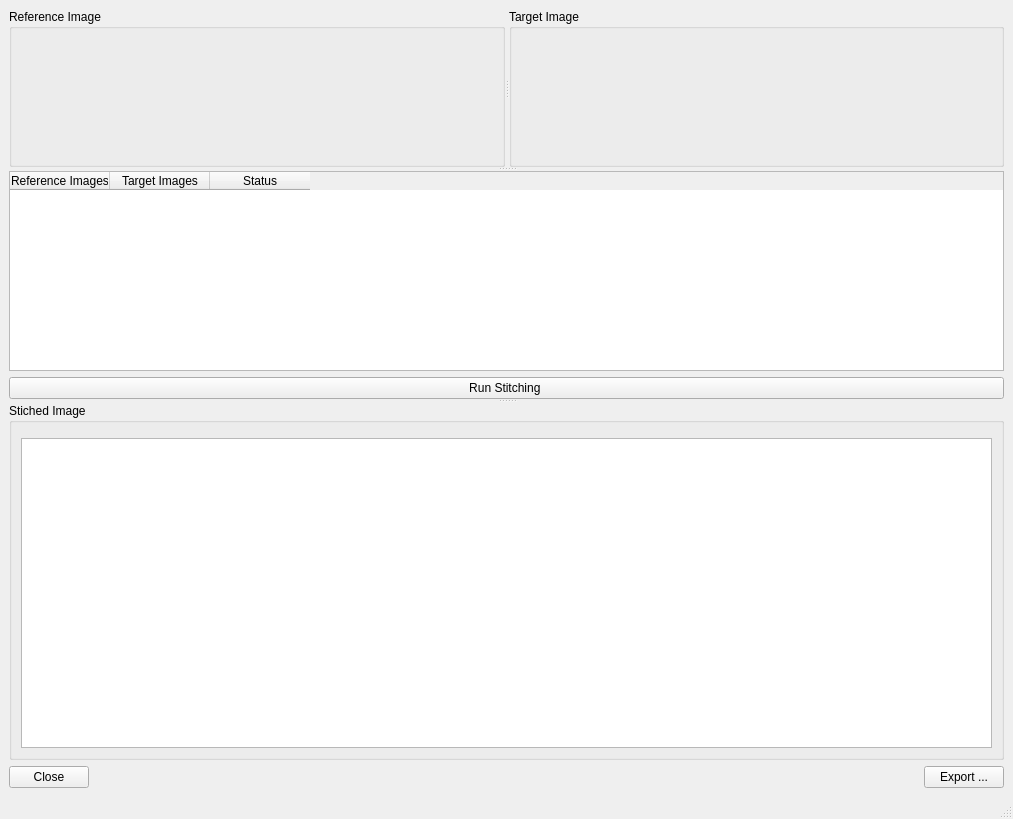
This is ui/ui_panoramic_stitching.ui in neutronimaging/python_notebooks as Qt 5 draws it before an edit. The edited form follows.
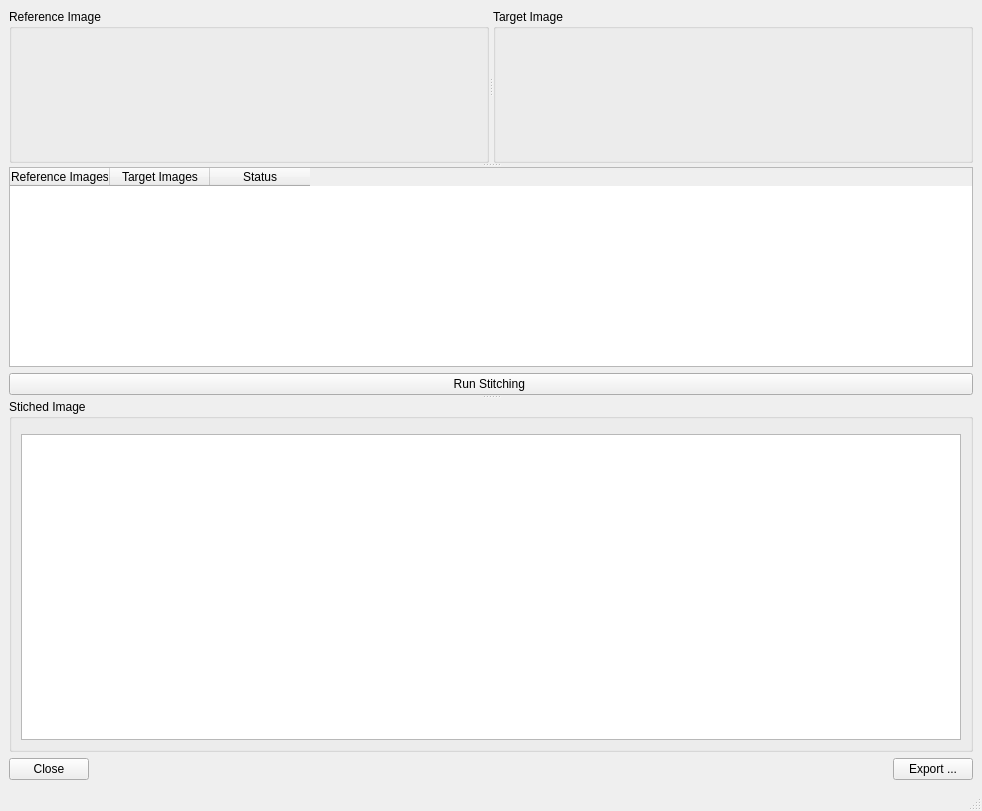
This is the edited form.

The edit to the form file:
```diff
--- a/ui/ui_panoramic_stitching.ui
+++ b/ui/ui_panoramic_stitching.ui
@@ -6,8 +6,8 @@
    <rect>
     <x>0</x>
     <y>0</y>
-    <width>1013</width>
-    <height>819</height>
+    <width>982</width>
+    <height>811</height>
    </rect>
   </property>
   <property name="windowTitle">
```
Left out of the diff: 19 changed lines with no effect on the pictures.
